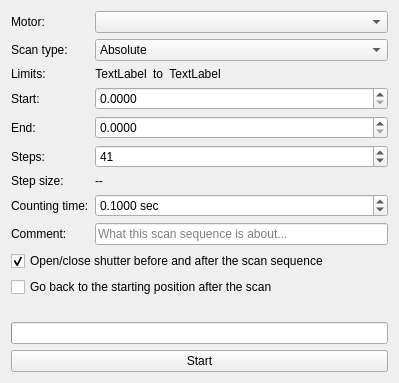
Qt form cct/qtgui/measurement/scan/scan.ui (awacha/cct) before a commit.
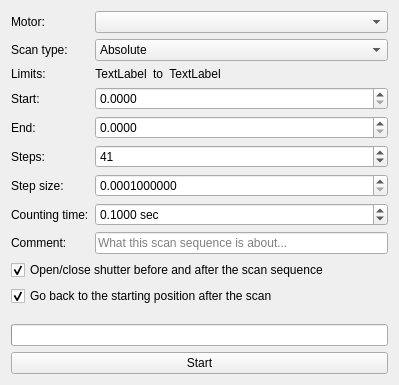
The same form after that commit. Icons and pictures are not drawn.

Commit message: The step size in Scan UI is now editable

```diff
--- a/cct/qtgui/measurement/scan/scan.ui
+++ b/cct/qtgui/measurement/scan/scan.ui
@@ -7,7 +7,7 @@
     <x>0</x>
     <y>0</y>
     <width>399</width>
-    <height>383</height>
+    <height>385</height>
    </rect>
   </property>
   <property name="windowTitle">
@@ -104,13 +104,6 @@
         </property>
        </widget>
       </item>
-      <item row="6" column="1">
-       <widget class="QLabel" name="stepSizeLabel">
-        <property name="text">
-         <string>--</string>
-        </property>
-       </widget>
-      </item>
       <item row="7" column="0">
        <widget class="QLabel" name="label_6">
         <property name="text">
@@ -169,6 +162,9 @@
         <property name="text">
          <string>Go back to the starting position after the scan</string>
         </property>
+        <property name="checked">
+         <bool>true</bool>
+        </property>
        </widget>
       </item>
       <item row="1" column="0">
@@ -260,6 +256,25 @@
         </item>
        </layout>
       </item>
+      <item row="6" column="1">
+       <widget class="QDoubleSpinBox" name="stepSizeDoubleSpinBox">
+        <property name="keyboardTracking">
+         <bool>false</bool>
+        </property>
+        <property name="decimals">
+         <number>10</number>
+        </property>
+        <property name="minimum">
+         <double>0.000100000000000</double>
+        </property>
+        <property name="maximum">
+         <double>100000.000000000000000</double>
+        </property>
+        <property name="singleStep">
+         <double>0.100000000000000</double>
+        </property>
+       </widget>
+      </item>
      </layout>
     </widget>
    </item>
```
Left out of the diff: 3 changed lines with no effect on the pictures. The commit also changes 1 other file.
